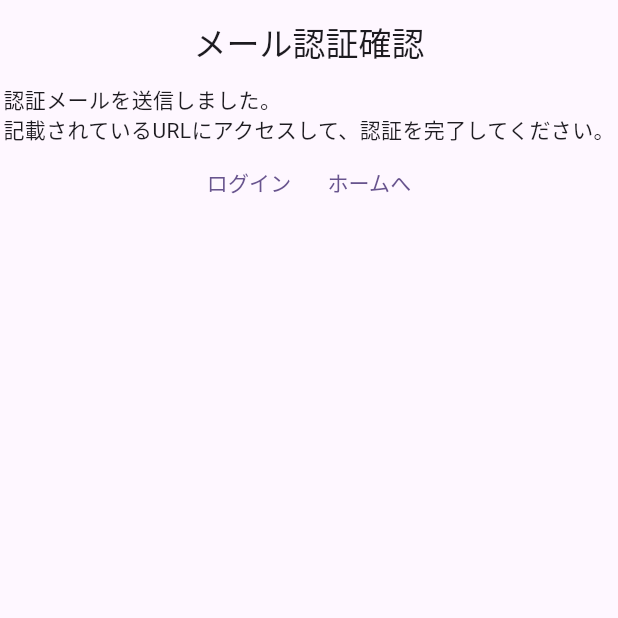
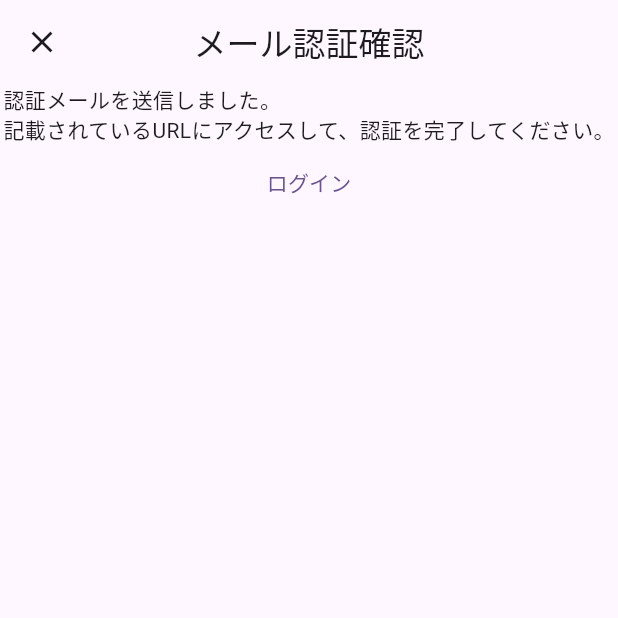
Before and after one commit to Yuzucchi-cist/cist-keion-app, a Flutter app: the ConfirmEmailVerifyPage screen opened by its route, on a phone screen of 412 x 824 dp, the top half of it. Run offline on Flutter 3.47's test engine with Material 2 defaults, Android fonts, the phone set to English and light mode, and no system bars; our stand-ins replace auto_route, firebase_core, flutter_hooks, hooks_riverpod; accounts and stored records are empty; generated files the repository leaves out were written again.

Commit message:
#24 [add] ユーザー認証画面をバツボタンで閉じる機能を追加

```diff
--- a/lib/core/router/app_router.dart
+++ b/lib/core/router/app_router.dart
@@ -1,5 +1,6 @@
 import 'package:auto_route/auto_route.dart';
 
+import '../../feature/auth/presentation/pages/auth_router_page.dart';
 import '../../feature/auth/presentation/pages/confirm_email_verify_page.dart';
 import '../../feature/auth/presentation/pages/login_page.dart';
 import '../../feature/auth/presentation/pages/profile_page.dart';
@@ -35,14 +36,23 @@ class AppRouter extends _$AppRouter {
                 AutoRoute(
                     path: 'confirm_reservation',
                     page: ConfirmReservationRoute.page),
-                ]),
+              ],
+            ),
             AutoRoute(path: 'suggest', page: CreateSuggestionRoute.page),
             AutoRoute(path: 'profile', page: ProfileRoute.page),
           ],
         ),
-        AutoRoute(path: '/login', page: LoginRoute.page),
-        AutoRoute(path: '/register', page: RegisterRoute.page),
-        AutoRoute(path: '/confirm_email', page: ConfirmEmailVerifyRoute.page),
+        CustomRoute(
+          path: '/auth',
+          page: AuthRouterRoute.page,
+          fullscreenDialog: true,
+          children: [
+            AutoRoute(initial: true, path: 'login', page: LoginRoute.page),
+            AutoRoute(path: 'register', page: RegisterRoute.page),
+            AutoRoute(
+                path: 'confirm_email', page: ConfirmEmailVerifyRoute.page),
+          ],
+        ),
         AutoRoute(
             path: '/confirm_suggestion', page: ConfirmSuggestionRoute.page),
         AutoRoute(
--- /dev/null
+++ b/lib/feature/auth/presentation/pages/auth_router_page.dart
@@ -0,0 +1,6 @@
+import 'package:auto_route/auto_route.dart';
+
+@RoutePage()
+class AuthRouterPage extends AutoRouter {
+  const AuthRouterPage({super.key});
+}
--- a/lib/feature/auth/presentation/pages/confirm_email_verify_page.dart
+++ b/lib/feature/auth/presentation/pages/confirm_email_verify_page.dart
@@ -17,6 +17,11 @@ class ConfirmEmailVerifyPage extends ConsumerWidget {
         title: const Text('メール認証確認'),
         centerTitle: true,
         automaticallyImplyLeading: false,
+        leading: IconButton(
+          icon: const Icon(Icons.clear),
+          onPressed: () =>
+              context.navigateTo(const RootRoute(children: [HomeRoute()])),
+        ),
       ),
       body: Column(
         children: [
@@ -29,10 +34,6 @@ class ConfirmEmailVerifyPage extends ConsumerWidget {
                 child: const Text('ログイン'),
                 onPressed: () => context.router.push(const LoginRoute()),
               ),
-              TextButton(
-                child: const Text('ホームへ'),
-                onPressed: () => context.router.push(const HomeRoute()),
-              ),
             ],
           )
         ],
--- a/lib/feature/auth/presentation/widgets/input_user_imformation.dart
+++ b/lib/feature/auth/presentation/widgets/input_user_imformation.dart
@@ -45,7 +45,8 @@ class InputUserInformation extends HookConsumerWidget {
               children: [
                 TextButton(
                   child: const Text('ログイン'),
-                  onPressed: () => context.router.push(const HomeRoute()),
+                  onPressed: () => context
+                      .navigateTo(const RootRoute(children: [HomeRoute()])),
                 ),
                 TextButton(
                   child: const Text('登録'),
--- a/lib/feature/home/presentation/pages/home_page.dart
+++ b/lib/feature/home/presentation/pages/home_page.dart
@@ -20,7 +20,7 @@ class HomePage extends HookConsumerWidget {
         centerTitle: true,
         actions: [
           IconButton(
-            onPressed: () => context.router.push(const LoginRoute()),
+            onPressed: () => context.router.push(const AuthRouterRoute()),
             icon: const Icon(Icons.login),
           ),
         ],
--- a/lib/feature/root_page.dart
+++ b/lib/feature/root_page.dart
@@ -13,7 +13,7 @@ class RootPage extends HookConsumerWidget {
     return AutoTabsRouter(
       routes: const [
         HomeRoute(),
-        ChooseReserveTableRoute(),
+        ReservationRouterRoute(),
         CreateSuggestionRoute(),
         ProfileRoute(),
       ],
```
Also changed, not shown: lib/feature/auth/presentation/pages/login_page.dart (+7 -1 lines), lib/feature/auth/presentation/pages/register_page.dart (+7 -1 lines). Lines whose indentation alone changed are shown as unchanged.
